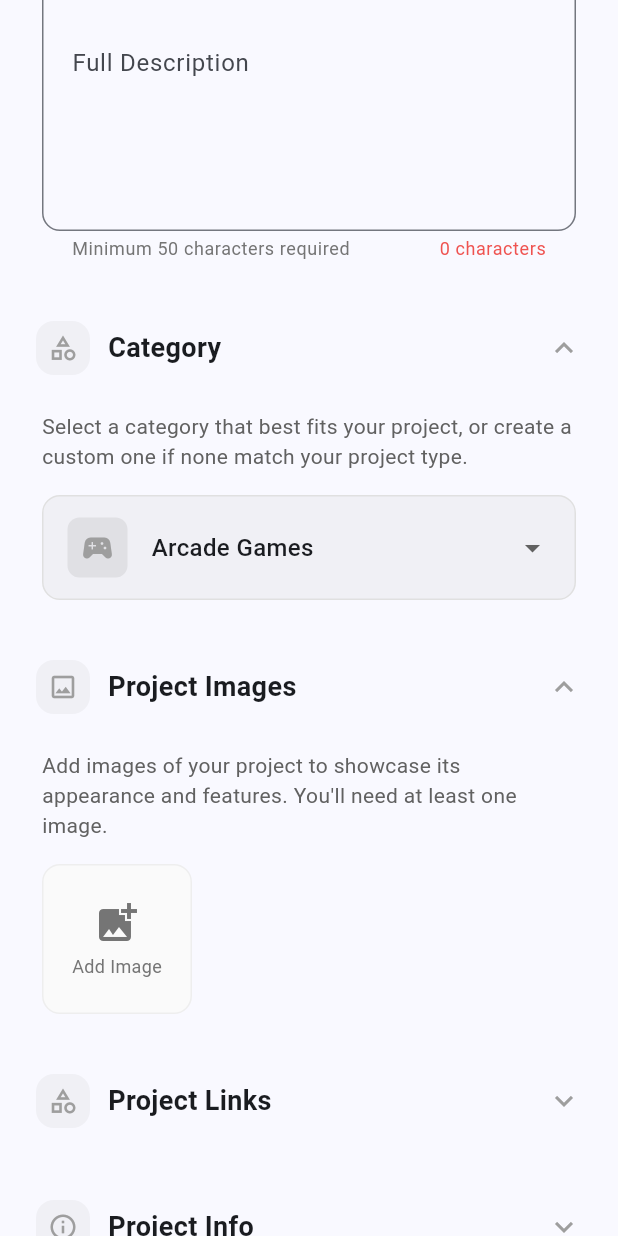
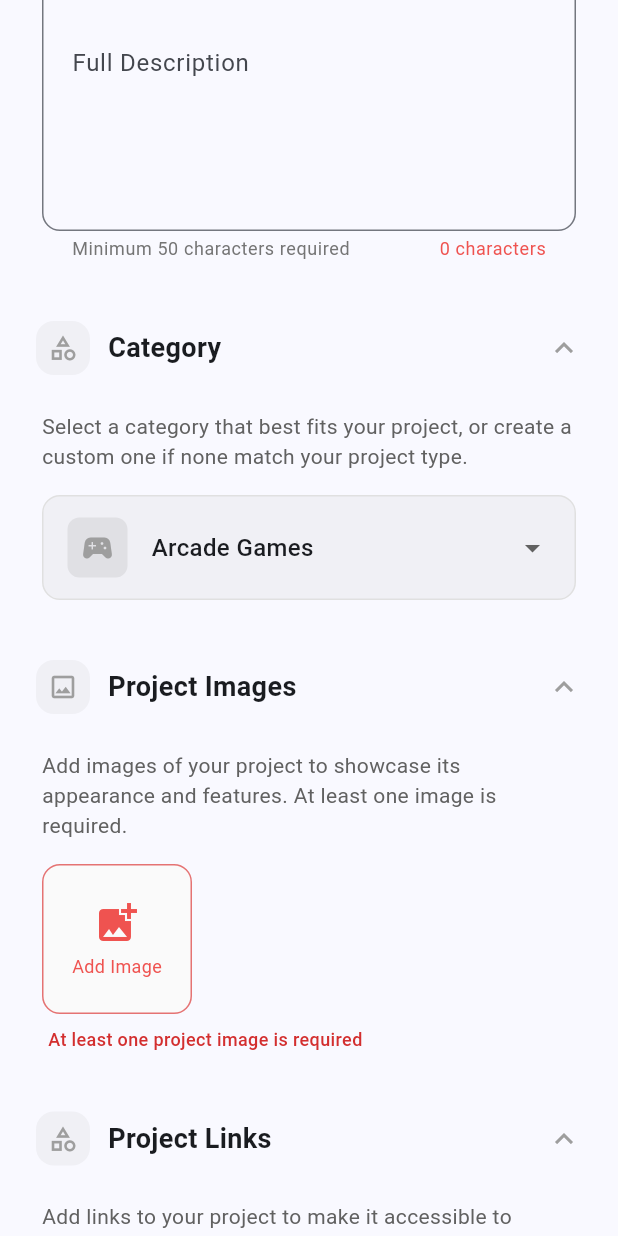
Before and after one commit to AfiqHaidar/maw, a Flutter app: the ProjectForm widget shown alone on an empty page, opened directly with empty values, scrolled down 576 dp, on a phone screen of 412 x 824 dp. Run offline on Flutter 3.47's test engine with Material 3 defaults, Android fonts, the light colour scheme and no system bars; our stand-ins replace audioplayers, cloud_firestore, firebase_auth, firebase_core, flutter_colorpicker, flutter_riverpod and 3 more; accounts and stored records are empty; project files that could hold a hidden picture were left out.

Commit message:
feat: image validator

```diff
--- a/lib/features/upsert_project/widgets/upsert_project_form.dart
+++ b/lib/features/upsert_project/widgets/upsert_project_form.dart
@@ -47,6 +47,7 @@ class ProjectForm extends ConsumerStatefulWidget {
 
 class _ProjectFormState extends ConsumerState<ProjectForm> {
   final _formKey = GlobalKey<FormState>();
+  final _imagesFormFieldKey = GlobalKey<FormFieldState>();
   late TextEditingController _nameController;
   late TextEditingController _detailsController;
   late TextEditingController _shortDescriptionController;
@@ -133,9 +134,11 @@ class _ProjectFormState extends ConsumerState<ProjectForm> {
   }
 
   void _submitForm() {
-    if (_formKey.currentState!.validate()) {
+    bool isMainFormValid = _formKey.currentState!.validate();
+    bool isImagesValid = _imagesFormFieldKey.currentState?.validate() ?? false;
+
+    if (isMainFormValid && isImagesValid) {
       final user = ref.read(userProvider)!;
-      print("debug: ${user.id}");
       final ProjectEntity formData = widget.project == null
           ? ProjectEntity(
               id: const Uuid().v4(),
@@ -367,6 +370,7 @@ class _ProjectFormState extends ConsumerState<ProjectForm> {
                     carouselImages: _carouselImages,
                     themeColor: _selectedColor,
                     onImagesChanged: _updateCarouselImages,
+                    formFieldKey: _imagesFormFieldKey,
                   ),
 
                   const SizedBox(height: 24),
--- a/lib/features/upsert_project/widgets/upsert_project_images_section.dart
+++ b/lib/features/upsert_project/widgets/upsert_project_images_section.dart
@@ -8,12 +8,15 @@ class ProjectImagesSection extends StatefulWidget {
   final List<String> carouselImages;
   final Color themeColor;
   final Function(List<String>) onImagesChanged;
+  // Add a FormFieldState to connect to parent form validation
+  final GlobalKey<FormFieldState>? formFieldKey;
 
   const ProjectImagesSection({
     Key? key,
     required this.carouselImages,
     required this.themeColor,
     required this.onImagesChanged,
+    this.formFieldKey,
   }) : super(key: key);
 
   @override
@@ -22,11 +25,14 @@ class ProjectImagesSection extends StatefulWidget {
 
 class _ProjectImagesSectionState extends State<ProjectImagesSection> {
   late List<String> _images;
+  String? _errorMessage;
 
   @override
   void initState() {
     super.initState();
     _images = List.from(widget.carouselImages);
+    // Validate initial state
+    _validateImages();
   }
 
   Future<void> _addImage() async {
@@ -36,8 +42,11 @@ class _ProjectImagesSectionState extends State<ProjectImagesSection> {
     if (image != null) {
       setState(() {
         _images.add(image.path);
+        // Clear error when image is added
+        _errorMessage = null;
       });
       widget.onImagesChanged(_images);
+      _validateImages();
     }
   }
 
@@ -48,10 +57,37 @@ class _ProjectImagesSectionState extends State<ProjectImagesSection> {
       }
     });
     widget.onImagesChanged(_images);
+    _validateImages();
+  }
+
+  // Validate that at least one image exists
+  void _validateImages() {
+    if (_images.isEmpty) {
+      setState(() {
+        _errorMessage = "At least one project image is required";
+      });
+      // Update the parent form field state if available
+      if (widget.formFieldKey?.currentState != null) {
+        widget.formFieldKey!.currentState!.validate();
+      }
+    } else {
+      setState(() {
+        _errorMessage = null;
+      });
+      // Update the parent form field state if available
+      if (widget.formFieldKey?.currentState != null) {
+        widget.formFieldKey!.currentState!.validate();
+      }
+    }
   }
 
   @override
   Widget build(BuildContext context) {
+    return FormField<List<String>>(
+      key: widget.formFieldKey,
+      initialValue: _images,
+      validator: (_) => _errorMessage,
+      builder: (FormFieldState<List<String>> field) {
         return CollapsibleSectionHeader(
           icon: Icons.image_outlined,
           title: "Project Images",
@@ -66,7 +102,7 @@ class _ProjectImagesSectionState extends State<ProjectImagesSection> {
               Padding(
                 padding: const EdgeInsets.only(bottom: 16),
                 child: Text(
-              "Add images of your project to showcase its appearance and features. You'll need at least one image.",
+                  "Add images of your project to showcase its appearance and features. At least one image is required.",
                   style: TextStyle(
                     color: Colors.grey.shade700,
                     fontSize: 14,
@@ -87,19 +123,30 @@ class _ProjectImagesSectionState extends State<ProjectImagesSection> {
                         decoration: BoxDecoration(
                           color: Colors.grey.shade50,
                           borderRadius: BorderRadius.circular(12),
-                      border: Border.all(color: Colors.grey.shade200),
+                          border: Border.all(
+                            color: _errorMessage != null
+                                ? Colors.red.shade300
+                                : Colors.grey.shade200,
+                          ),
                         ),
                         child: Column(
                           mainAxisAlignment: MainAxisAlignment.center,
                           children: [
-                        Icon(Icons.add_photo_alternate,
-                            color: Colors.grey.shade600, size: 32),
+                            Icon(
+                              Icons.add_photo_alternate,
+                              color: _errorMessage != null
+                                  ? Colors.red.shade400
+                                  : Colors.grey.shade600,
+                              size: 32,
+                            ),
                             const SizedBox(height: 4),
                             Text(
                               "Add Image",
                               style: TextStyle(
                                 fontSize: 12,
-                            color: Colors.grey.shade600,
+                                color: _errorMessage != null
+                                    ? Colors.red.shade400
+                                    : Colors.grey.shade600,
                               ),
                             ),
                           ],
@@ -143,8 +190,24 @@ class _ProjectImagesSectionState extends State<ProjectImagesSection> {
                   ],
                 ),
               ),
+
+              // Error message
+              if (_errorMessage != null)
+                Padding(
+                  padding: const EdgeInsets.only(top: 8.0, left: 4.0),
+                  child: Text(
+                    _errorMessage!,
+                    style: TextStyle(
+                      color: Colors.red.shade700,
+                      fontSize: 12,
+                      fontWeight: FontWeight.w500,
+                    ),
+                  ),
+                ),
             ],
           ),
         );
+      },
+    );
   }
 }
--- a/lib/features/upsert_project/widgets/upsert_project_links_section.dart
+++ b/lib/features/upsert_project/widgets/upsert_project_links_section.dart
@@ -68,7 +68,7 @@ class _ProjectLinksSectionState extends State<ProjectLinksSection> {
       icon: Icons.category_outlined,
       title: "Project Links",
       themeColor: widget.themeColor,
-      initiallyExpanded: false,
+      initiallyExpanded: true,
       headerPadding: const EdgeInsets.only(top: 8),
       contentPadding: const EdgeInsets.only(top: 16, left: 4, right: 4),
       child: Column(
```
Lines whose indentation alone changed are shown as unchanged.
